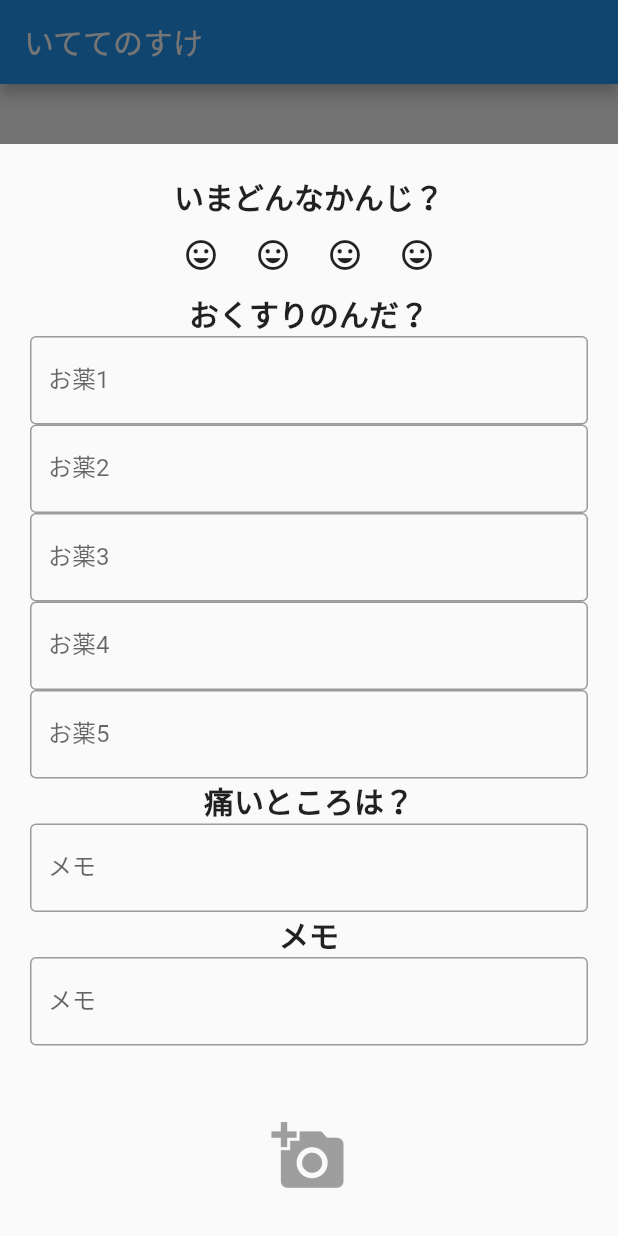
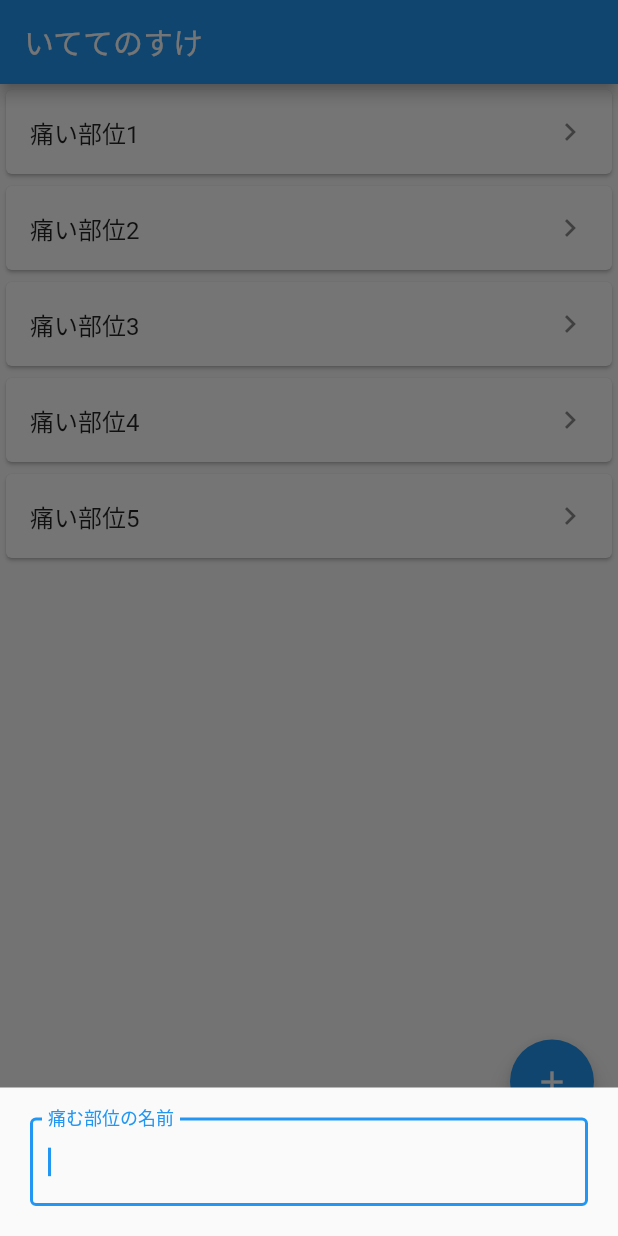
Before and after one commit to captain-blue210/itete_no_suke_flutter, a Flutter app: the screen it shows after launch, item 2 of the bottom bar chosen, after a tap on the "add" icon, on a phone screen of 412 x 824 dp. Run offline on Flutter 3.47's test engine with Material 2 defaults, Android fonts, the phone set to English and light mode, and no system bars.

Commit message:
style : add bopy_parts related page (#12)

```diff
--- /dev/null
+++ b/lib/view/pages/body_parts_list.dart
@@ -0,0 +1,49 @@
+import 'package:flutter/cupertino.dart';
+import 'package:flutter/material.dart';
+
+class BodyPartsList extends StatefulWidget {
+  const BodyPartsList({Key? key}) : super(key: key);
+
+  @override
+  _BodyPartsListState createState() => _BodyPartsListState();
+}
+
+class _BodyPartsListState extends State<BodyPartsList> {
+  @override
+  Widget build(BuildContext context) {
+    return ListView(
+      children: <Widget>[
+        Card(
+          child: ListTile(
+            title: Text('痛い部位1'),
+            trailing: Icon(Icons.keyboard_arrow_right),
+          ),
+        ),
+        Card(
+          child: ListTile(
+            title: Text('痛い部位2'),
+            trailing: Icon(Icons.keyboard_arrow_right),
+          ),
+        ),
+        Card(
+          child: ListTile(
+            title: Text('痛い部位3'),
+            trailing: Icon(Icons.keyboard_arrow_right),
+          ),
+        ),
+        Card(
+          child: ListTile(
+            title: Text('痛い部位4'),
+            trailing: Icon(Icons.keyboard_arrow_right),
+          ),
+        ),
+        Card(
+          child: ListTile(
+            title: Text('痛い部位5'),
+            trailing: Icon(Icons.keyboard_arrow_right),
+          ),
+        ),
+      ],
+    );
+  }
+}
--- /dev/null
+++ b/lib/view/pages/body_parts_registration.dart
@@ -0,0 +1,34 @@
+import 'package:flutter/material.dart';
+
+class BodyPartsRegistration extends StatefulWidget {
+  const BodyPartsRegistration({Key? key}) : super(key: key);
+
+  @override
+  _BodyPartsRegistrationState createState() => _BodyPartsRegistrationState();
+}
+
+class _BodyPartsRegistrationState extends State<BodyPartsRegistration> {
+  @override
+  Widget build(BuildContext context) {
+    return Padding(
+      padding:
+          EdgeInsets.only(bottom: MediaQuery.of(context).viewInsets.bottom),
+      child: SingleChildScrollView(
+        child: Container(
+          padding: EdgeInsets.all(20),
+          child: Column(
+            crossAxisAlignment: CrossAxisAlignment.stretch,
+            children: [
+              TextField(
+                autofocus: true,
+                onEditingComplete: () {},
+                decoration: InputDecoration(
+                    border: OutlineInputBorder(), labelText: '痛む部位の名前'),
+              )
+            ],
+          ),
+        ),
+      ),
+    );
+  }
+}
--- a/lib/view/pages/home.dart
+++ b/lib/view/pages/home.dart
@@ -1,4 +1,6 @@
 import 'package:flutter/material.dart';
+import 'package:itetenosukte_flutter/view/pages/body_parts_list.dart';
+import 'package:itetenosukte_flutter/view/pages/body_parts_registration.dart';
 import 'package:itetenosukte_flutter/view/pages/medicine_list.dart';
 import 'package:itetenosukte_flutter/view/pages/medicine_registration.dart';
 import 'package:itetenosukte_flutter/view/pages/pain_record.dart';
@@ -17,10 +19,7 @@ class _HomeState extends State<Home> {
       Icons.photo_album,
       size: 150,
     ),
-    Icon(
-      Icons.settings_accessibility,
-      size: 150,
-    ),
+    BodyPartsList(),
     MedicineList(),
     PainRecordList(),
   ];
@@ -42,6 +41,9 @@ class _HomeState extends State<Home> {
             builder: (context) {
               if (_selectedIndex == 2) {
                 return MedicineRegistration();
+              }
+              if (_selectedIndex == 1) {
+                return BodyPartsRegistration();
               }
               return PainRecord();
             },
```
